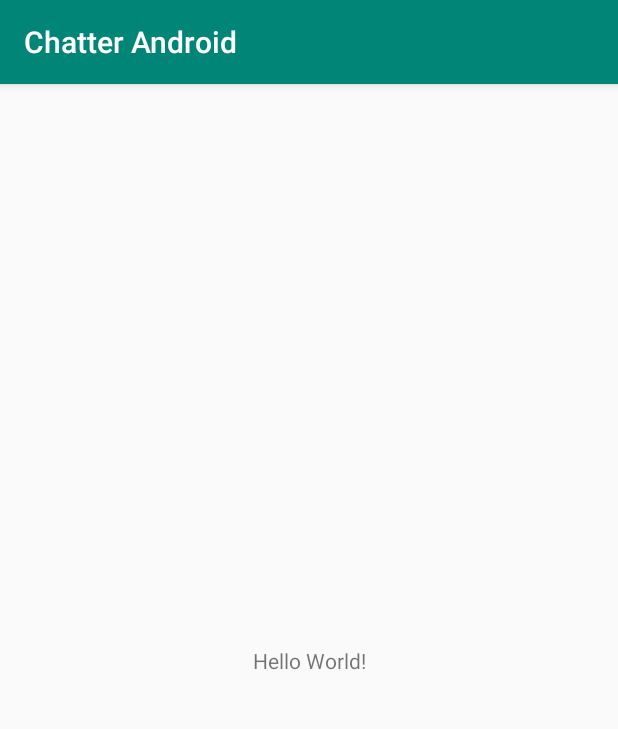
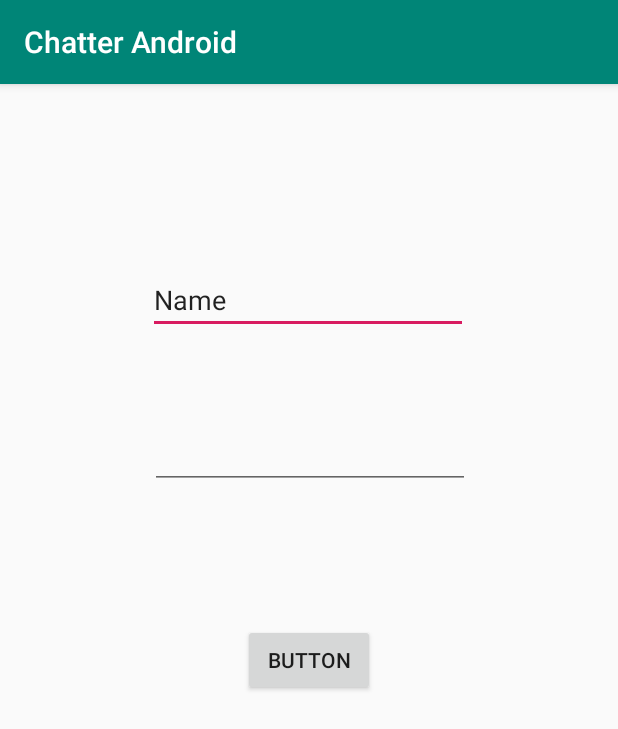
Before and after one commit to lukx1/Chatter, an Android app: the screen it shows after launch (MainActivity), on a phone screen of 412 x 824 dp. Shown: the top 729 px of the screen. Run offline under Robolectric (Android 15) with nearby library versions, the phone set to English and light mode, and no system bars.

Commit message:
Základ layoutu Login screenu na Android

```diff
--- a/Core/Android/ChatterAndroid/app/src/main/res/layout/activity_main.xml
+++ b/Core/Android/ChatterAndroid/app/src/main/res/layout/activity_main.xml
@@ -6,13 +6,58 @@
     android:layout_height="match_parent"
     tools:context=".MainActivity">
 
-    <TextView
+    <EditText
+        android:id="@+id/editText_Login"
         android:layout_width="wrap_content"
         android:layout_height="wrap_content"
-        android:text="Hello World!"
+        android:layout_marginStart="8dp"
+        android:layout_marginLeft="8dp"
+        android:layout_marginTop="8dp"
+        android:layout_marginEnd="8dp"
+        android:layout_marginRight="8dp"
+        android:layout_marginBottom="8dp"
+        android:ems="10"
+        android:inputType="textPersonName"
+        android:text="Name"
         app:layout_constraintBottom_toBottomOf="parent"
-        app:layout_constraintLeft_toLeftOf="parent"
-        app:layout_constraintRight_toRightOf="parent"
+        app:layout_constraintEnd_toEndOf="parent"
+        app:layout_constraintHorizontal_bias="0.496"
+        app:layout_constraintStart_toStartOf="parent"
+        app:layout_constraintTop_toTopOf="parent"
+        app:layout_constraintVertical_bias="0.16" />
+
+    <EditText
+        android:id="@+id/editText_Password"
+        android:layout_width="wrap_content"
+        android:layout_height="wrap_content"
+        android:layout_marginStart="8dp"
+        android:layout_marginLeft="8dp"
+        android:layout_marginTop="8dp"
+        android:layout_marginEnd="8dp"
+        android:layout_marginRight="8dp"
+        android:layout_marginBottom="8dp"
+        android:ems="10"
+        android:inputType="textPassword"
+        app:layout_constraintBottom_toBottomOf="parent"
+        app:layout_constraintEnd_toEndOf="parent"
+        app:layout_constraintHorizontal_bias="0.503"
+        app:layout_constraintStart_toStartOf="parent"
+        app:layout_constraintTop_toTopOf="parent"
+        app:layout_constraintVertical_bias="0.307" />
+
+    <Button
+        android:id="@+id/button_Login"
+        android:layout_width="wrap_content"
+        android:layout_height="wrap_content"
+        android:layout_marginStart="8dp"
+        android:layout_marginLeft="8dp"
+        android:layout_marginTop="8dp"
+        android:layout_marginEnd="8dp"
+        android:layout_marginRight="8dp"
+        android:layout_marginBottom="8dp"
+        android:text="Button"
+        app:layout_constraintBottom_toBottomOf="parent"
+        app:layout_constraintEnd_toEndOf="parent"
+        app:layout_constraintStart_toStartOf="parent"
         app:layout_constraintTop_toTopOf="parent" />
-
 </android.support.constraint.ConstraintLayout>
```
